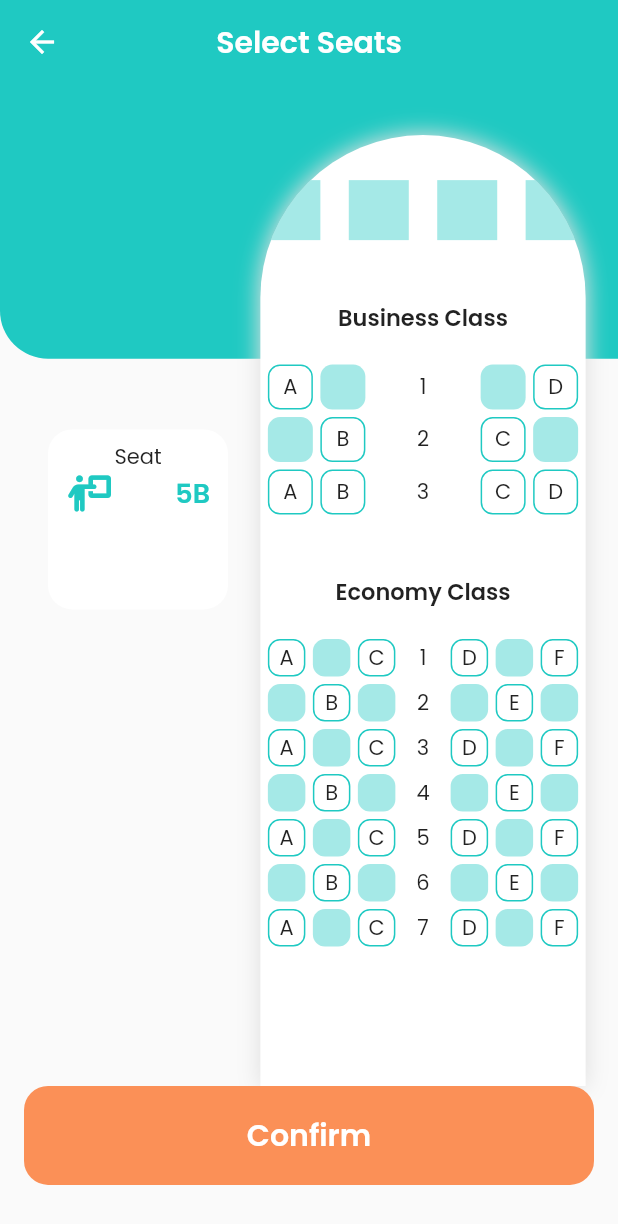
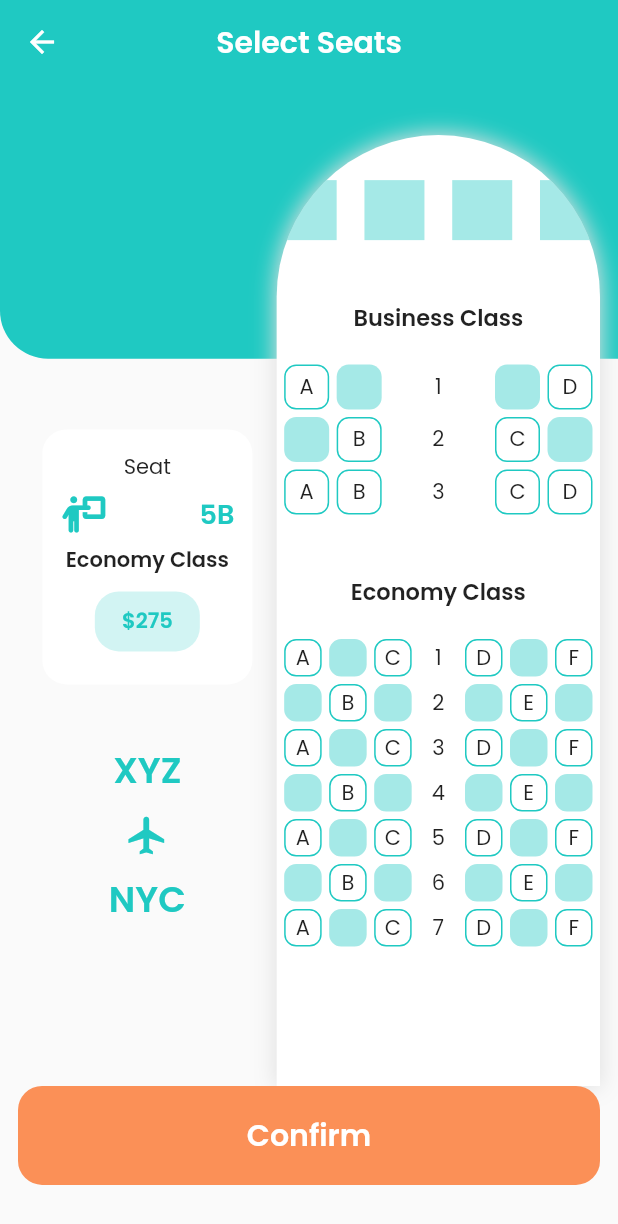
Before and after one commit to mostafaramadanhamed/travel_booking, a Flutter app: the SeatsView screen opened directly, on a phone screen of 412 x 824 dp. Shown: the top 1224 px of the screen. Run offline on Flutter 3.47's test engine with Material 2 defaults, Android fonts, the phone set to English and light mode, and no system bars; our stand-ins replace font_awesome_flutter, google_fonts.

Commit message:
finish seats view

```diff
--- a/lib/features/booking/presentation/views/seats_view.dart
+++ b/lib/features/booking/presentation/views/seats_view.dart
@@ -26,7 +26,7 @@ class SeatsView extends StatelessWidget {
           // Container as a background for ListView
           TopContainer(size: size),
           Padding(
-            padding: const EdgeInsets.symmetric(horizontal: 16.0),
+            padding: const EdgeInsets.symmetric(horizontal: 12.0),
             child: Column(
               mainAxisAlignment: MainAxisAlignment.center,
               children: [
@@ -40,32 +40,53 @@ class SeatsView extends StatelessWidget {
                         children: [
                           SizedBox(height: size.height/4.2,),
                           Container(
-                            width: 120,
-                            height: 120,
-                            padding: EdgeInsets.symmetric(horizontal: 12,vertical: 8),
+                            width: 140,
+                            height: 170,
+                            padding: const EdgeInsets.symmetric(horizontal: 12,vertical: 8),
                             decoration: BoxDecoration(
                               color: Colors.white,
                               borderRadius: BorderRadius.circular(16)
                             ),
                             child: Column(
                               children: [
-                                Text('Seat'),
-                                Row(
+                                const SizedBox(height: 7,),
+                                const Text('Seat'),
+                                const SizedBox(height: 7,),
+                                const Row(
                                   children: [
                                     Icon(FontAwesomeIcons.personChalkboard,color:AppColor.kPrimaryColor,),
                                     Spacer(),
                                     Text('5B',style: TextStyle(fontSize: 18,fontWeight: FontWeight.w600,color: AppColor.kPrimaryColor),)
                                   ],
                                 ),
+                                const SizedBox(height: 7,),
+                                const Text('Economy Class',style: TextStyle(fontSize: 14,fontWeight: FontWeight.w600,),),
+                                const SizedBox(height: 10,),
+                                Container(
+                                  height: 40,
+                                  width:70,
+                                  alignment: Alignment.center,
+                                  decoration: BoxDecoration(
+                                    color: AppColor.kPrimaryColor.withOpacity(.2),
+                                    borderRadius: BorderRadius.circular(16),
+                                  ),
+                                  child:const Text('\$275',style: TextStyle(fontSize: 14,fontWeight: FontWeight.w600,color: AppColor.kPrimaryColor),),
+                                ),
 
                               ],
                             ),
                           ),
+                          SizedBox(height:40),
+                          Text('XYZ',style: TextStyle(fontSize: 24,fontWeight: FontWeight.w600,color: AppColor.kPrimaryColor),),
+                          SizedBox(height:10),
+                          Icon(Icons.flight_outlined,color: AppColor.kPrimaryColor,size: 30,),
+                          SizedBox(height:10),
+                          Text('NYC',style: TextStyle(fontSize: 24,fontWeight: FontWeight.w600,color: AppColor.kPrimaryColor),),
                         ],
                       ),
                     ),
                     Expanded(
-                      flex: 6,
+                      flex: 5,
                       child: Column(
                         mainAxisAlignment: MainAxisAlignment.end,
                         children: [
@@ -349,9 +370,9 @@ color: AppColor.kPrimaryColor.withOpacity(.4)
                 ),
                 child: const Text('C'),
               ),
-              Spacer(),
-              Text('1'),
-              Spacer(),
+              const Spacer(),
+              const Text('1'),
+              const Spacer(),
               Container(
                 height: 25,
                 width: 25,
@@ -419,9 +440,9 @@ color: AppColor.kPrimaryColor.withOpacity(.4)
                   borderRadius: BorderRadius.circular(8),
                 ),
               ),
-              Spacer(),
-              Text('2'),
-              Spacer(),
+              const Spacer(),
+              const Text('2'),
+              const Spacer(),
       Container(
         height: 25,
         width: 25,
@@ -489,9 +510,9 @@ color: AppColor.kPrimaryColor.withOpacity(.4)
                 ),
                 child: const Text('C'),
               ),
-              Spacer(),
-              Text('3'),
-              Spacer(),
+              const Spacer(),
+              const Text('3'),
+              const Spacer(),
               Container(
                 height: 25,
                 width: 25,
@@ -559,9 +580,9 @@ color: AppColor.kPrimaryColor.withOpacity(.4)
                   borderRadius: BorderRadius.circular(8),
                 ),
               ),
-              Spacer(),
-              Text('4'),
-              Spacer(),
+              const Spacer(),
+              const Text('4'),
+              const Spacer(),
               Container(
                 height: 25,
                 width: 25,
@@ -629,9 +650,9 @@ color: AppColor.kPrimaryColor.withOpacity(.4)
                 ),
                 child: const Text('C'),
               ),
-              Spacer(),
-              Text('5'),
-              Spacer(),
+              const Spacer(),
+              const Text('5'),
+              const Spacer(),
               Container(
                 height: 25,
                 width: 25,
@@ -699,9 +720,9 @@ color: AppColor.kPrimaryColor.withOpacity(.4)
                   borderRadius: BorderRadius.circular(8),
                 ),
               ),
-              Spacer(),
-              Text('6'),
-              Spacer(),
+              const Spacer(),
+              const Text('6'),
+              const Spacer(),
               Container(
                 height: 25,
                 width: 25,
@@ -769,9 +790,9 @@ color: AppColor.kPrimaryColor.withOpacity(.4)
                 ),
                 child: const Text('C'),
               ),
-              Spacer(),
-              Text('7'),
-              Spacer(),
+              const Spacer(),
+              const Text('7'),
+              const Spacer(),
               Container(
                 height: 25,
                 width: 25,
--- a/lib/features/hotels/presentation/views/widgets/select_room_view_body.dart
+++ b/lib/features/hotels/presentation/views/widgets/select_room_view_body.dart
@@ -1,6 +1,7 @@
 import 'package:flutter/material.dart';
 import 'package:font_awesome_flutter/font_awesome_flutter.dart';
 import 'package:travel_booking/features/booking/presentation/views/seats_view.dart';
+import 'package:travel_booking/features/hotels/presentation/views/room_reviews.dart';
 
 import '../../../../../core/utils/app_color.dart';
 import '../../../../home/presentaion/views/hotel_details_view.dart';
@@ -139,7 +140,7 @@ class SelectRoomViewBody extends StatelessWidget {
                             const Spacer(),
                             TextButton(
                               onPressed: (){
-                                Navigator.of(context).push(MaterialPageRoute(builder: (context)=> const SeatsView() ,
+                                Navigator.of(context).push(MaterialPageRoute(builder: (context)=> const RoomReview() ,
                                 ));
                               },
                               child:  const Text(
```
